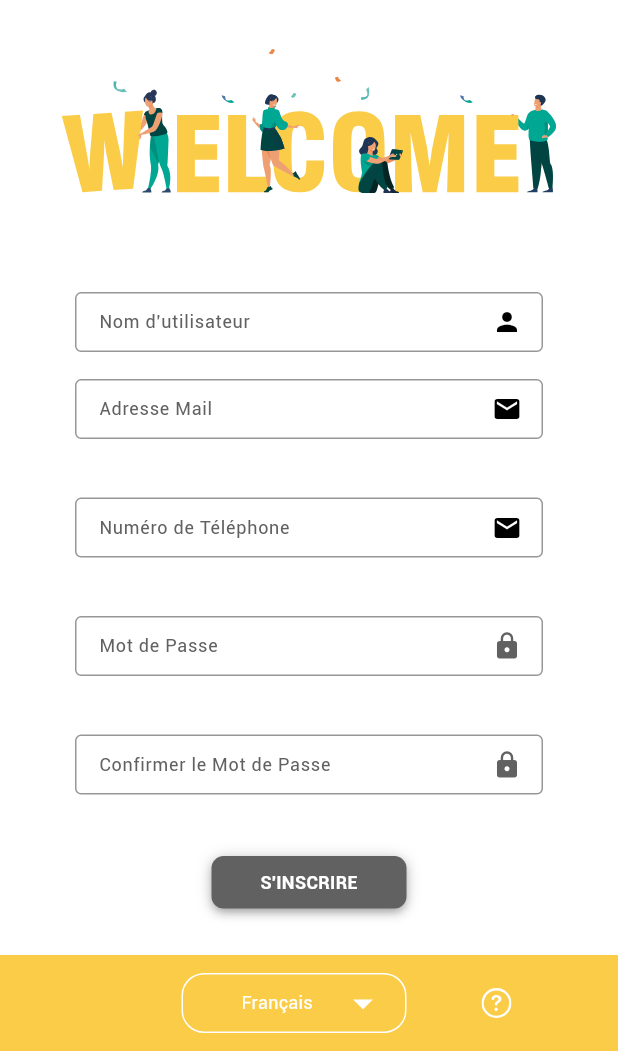
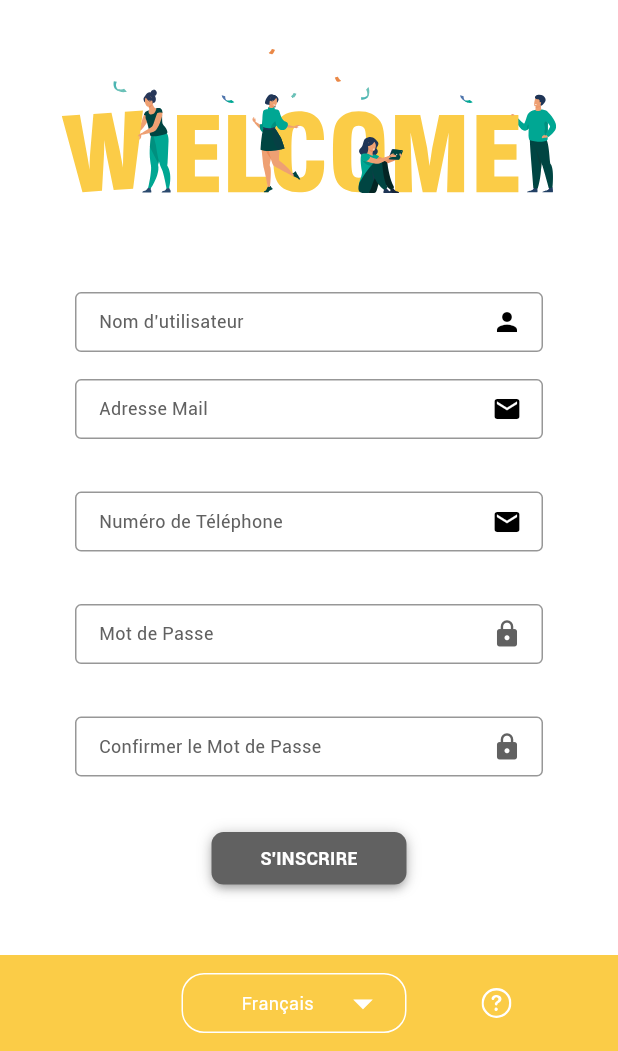
Before and after one commit to Position-Platform/position-mobile, a Flutter app: the RegisterPage screen opened directly, on a phone screen of 412 x 824 dp, the part 185-1236 px from its top. Run offline on Flutter 3.47's test engine with Material 3 defaults, Android fonts, the phone set to English and light mode, and no system bars; our stand-ins replace bloc, chopper, drift, dropdown_button2, equatable, firebase_core and 14 more; missing offline and left inert: firebase_performance, flutter_statusbarcolor_ns, mapbox_maps_flutter, sqlite3; accounts and stored records are empty; generated files the repository leaves out were written again; project files that could hold a hidden picture were left out.

Commit message:
Manage app Theme

```diff
--- a/lib/src/core/utils/sizes.dart
+++ b/lib/src/core/utils/sizes.dart
@@ -2,4 +2,7 @@ import 'package:flutter/material.dart';
 
 double fixPadding = 10.0;
 SizedBox heightSpace = const SizedBox(height: 10.0);
-double textSize = 12;
+const double textSizeLarge = 16;
+const double textSizeMedium = 12;
+const double textSizeSmall = 11;
+const double cursorHeight = 20;
--- a/lib/src/core/utils/themes.dart
+++ b/lib/src/core/utils/themes.dart
@@ -1,14 +1,21 @@
 import 'package:flutter/material.dart';
 import 'package:position/src/core/utils/colors.dart';
+import 'package:position/src/core/utils/sizes.dart';
 
 class AppThemes {
   // Définit les styles de texte partagés entre les thèmes clair et foncé
   static const _textTheme = TextTheme(
     bodyLarge: TextStyle(
       fontFamily: "OpenSans-Bold",
+      fontSize: textSizeLarge,
     ),
     bodyMedium: TextStyle(
       fontFamily: "OpenSans",
+      fontSize: textSizeMedium,
+    ),
+    bodySmall: TextStyle(
+      fontFamily: "OpenSans",
+      fontSize: textSizeSmall,
     ),
   );
 
@@ -23,6 +30,7 @@ class AppThemes {
       textTheme: _textTheme.copyWith(
         bodyLarge: _textTheme.bodyLarge?.copyWith(color: blackColor),
         bodyMedium: _textTheme.bodyMedium?.copyWith(color: blackColor),
+        bodySmall: _textTheme.bodySmall?.copyWith(color: blackColor),
       ),
       textSelectionTheme:
           const TextSelectionThemeData(cursorColor: accentColor),
@@ -30,6 +38,7 @@ class AppThemes {
       colorScheme:
           const ColorScheme.light(primary: primaryColor, secondary: accentColor)
               .copyWith(background: whiteColor),
+      fontFamily: "OpenSans",
     ),
     AppTheme.darkTheme: ThemeData(
         scaffoldBackgroundColor: blackColor,
@@ -40,6 +49,7 @@ class AppThemes {
         textTheme: _textTheme.copyWith(
           bodyLarge: _textTheme.bodyLarge?.copyWith(color: whiteColor),
           bodyMedium: _textTheme.bodyMedium?.copyWith(color: whiteColor),
+          bodySmall: _textTheme.bodySmall?.copyWith(color: whiteColor),
         ),
         textSelectionTheme:
             const TextSelectionThemeData(cursorColor: accentColor),
@@ -47,7 +57,7 @@ class AppThemes {
         colorScheme: const ColorScheme.light(
                 primary: primaryDarkColor, secondary: accentColor)
             .copyWith(background: blackColor),
-    )
+        fontFamily: "OpenSans")
   };
 }
 
--- a/lib/src/modules/auth/views/registerPage.dart
+++ b/lib/src/modules/auth/views/registerPage.dart
@@ -4,7 +4,6 @@ import 'package:flutter/material.dart';
 import 'package:flutter_bloc/flutter_bloc.dart';
 import 'package:position/generated/l10n.dart';
 import 'package:position/src/core/utils/colors.dart';
-import 'package:position/src/core/utils/sizes.dart';
 import 'package:position/src/core/utils/tools.dart';
 import 'package:position/src/modules/app/bloc/app_bloc.dart';
 import 'package:position/src/modules/auth/blocs/register/register_bloc.dart';
@@ -99,9 +98,9 @@ class _RegisterPageState extends State<RegisterPage> {
 
   @override
   Widget build(BuildContext context) {
-    changeStatusColor(whiteColor);
+    changeStatusColor(Theme.of(context).colorScheme.background);
     return Scaffold(
-      backgroundColor: whiteColor,
+      backgroundColor: Theme.of(context).colorScheme.background,
       body: SingleChildScrollView(
         child: BlocListener<RegisterBloc, RegisterState>(
           listener: (context, state) {
@@ -163,7 +162,8 @@ class _RegisterPageState extends State<RegisterPage> {
                 children: [
                   Container(
                     width: MediaQuery.of(context).size.width,
-                    decoration: const BoxDecoration(color: whiteColor),
+                    decoration: BoxDecoration(
+                        color: Theme.of(context).colorScheme.background),
                     child: Column(
                       crossAxisAlignment: CrossAxisAlignment.center,
                       children: [
@@ -174,7 +174,6 @@ class _RegisterPageState extends State<RegisterPage> {
                         PositionTextFormField(
                             boxDecorationColor: grey97,
                             textController: _nameController,
-                            textSize: textSize,
                             hintText:
                                 PositionLocalizations.of(context).username,
                             labelText:
@@ -189,7 +188,6 @@ class _RegisterPageState extends State<RegisterPage> {
                         PositionTextFormField(
                             boxDecorationColor: grey97,
                             textController: _emailController,
-                            textSize: textSize,
                             hintText: PositionLocalizations.of(context).email,
                             labelText: PositionLocalizations.of(context).email,
                             suffixIcon: Icons.email,
@@ -200,10 +198,10 @@ class _RegisterPageState extends State<RegisterPage> {
                             ? Text(
                                 PositionLocalizations.of(context).invalidMail,
                                 textAlign: TextAlign.left,
-                                style: const TextStyle(
-                                    color: redColor,
-                                    fontSize: 11,
-                                    fontFamily: "OpenSans"),
+                                style: Theme.of(context)
+                                    .textTheme
+                                    .bodyMedium
+                                    ?.copyWith(color: redColor),
                               )
                             : const Text(""),
                         const SizedBox(
@@ -212,7 +210,6 @@ class _RegisterPageState extends State<RegisterPage> {
                         PositionTextFormField(
                             boxDecorationColor: grey97,
                             textController: _phoneController,
-                            textSize: textSize,
                             hintText: PositionLocalizations.of(context).phone,
                             labelText: PositionLocalizations.of(context).phone,
                             suffixIcon: Icons.email,
@@ -223,10 +220,10 @@ class _RegisterPageState extends State<RegisterPage> {
                             ? Text(
                                 PositionLocalizations.of(context).invalidPhone,
                                 textAlign: TextAlign.left,
-                                style: const TextStyle(
-                                    color: redColor,
-                                    fontSize: 11,
-                                    fontFamily: "OpenSans"),
+                                style: Theme.of(context)
+                                    .textTheme
+                                    .bodyMedium
+                                    ?.copyWith(color: redColor),
                               )
                             : const Text(""),
                         const SizedBox(
@@ -235,7 +232,6 @@ class _RegisterPageState extends State<RegisterPage> {
                         PositionTextFormField(
                             boxDecorationColor: grey97,
                             textController: _passwordController,
-                            textSize: textSize,
                             hintText:
                                 PositionLocalizations.of(context).password,
                             labelText:
@@ -255,10 +251,10 @@ class _RegisterPageState extends State<RegisterPage> {
                             ? Text(
                                 PositionLocalizations.of(context).invalidPass,
                                 textAlign: TextAlign.left,
-                                style: const TextStyle(
-                                    color: redColor,
-                                    fontSize: 11,
-                                    fontFamily: "OpenSans"),
+                                style: Theme.of(context)
+                                    .textTheme
+                                    .bodyMedium
+                                    ?.copyWith(color: redColor),
                               )
                             : const Text(""),
                         const SizedBox(
@@ -267,7 +263,6 @@ class _RegisterPageState extends State<RegisterPage> {
                         PositionTextFormField(
                             boxDecorationColor: grey97,
                             textController: _cpasswordController,
-                            textSize: textSize,
                             hintText: PositionLocalizations.of(context)
                                 .confirmPassword,
                             labelText: PositionLocalizations.of(context)
@@ -287,10 +282,10 @@ class _RegisterPageState extends State<RegisterPage> {
                             ? Text(
                                 PositionLocalizations.of(context).invalidPass,
                                 textAlign: TextAlign.left,
-                                style: const TextStyle(
-                                    color: redColor,
-                                    fontSize: 11,
-                                    fontFamily: "OpenSans"),
+                                style: Theme.of(context)
+                                    .textTheme
+                                    .bodyMedium
+                                    ?.copyWith(color: redColor),
                               )
                             : const Text(""),
                         const SizedBox(
@@ -305,7 +300,6 @@ class _RegisterPageState extends State<RegisterPage> {
                             textColor: whiteColor,
                             buttonText:
                                 PositionLocalizations.of(context).register,
-                            textSize: textSize,
                             onPressed: isRegisterButtonEnabled(state)
                                 ? _onFormSubmitted
                                 : null),
@@ -318,7 +312,15 @@ class _RegisterPageState extends State<RegisterPage> {
           ),
         ),
       ),
-      bottomSheet: PositionBottomSheet(appBloc: _appBloc!, textSize: textSize),
+      bottomSheet: PositionBottomSheet(
+        selectLanguage: (language) {
+          if (language == "Français") {
+            _appBloc?.add(const ChangeLanguage(Locale("fr", "FR")));
+          } else {
+            _appBloc?.add(const ChangeLanguage(Locale("en", "US")));
+          }
+        },
+      ),
     );
   }
 }
--- a/lib/src/modules/auth/widgets/positionBottomSheet.dart
+++ b/lib/src/modules/auth/widgets/positionBottomSheet.dart
@@ -3,14 +3,11 @@
 import 'package:flutter/material.dart';
 import 'package:flutter_svg/flutter_svg.dart';
 import 'package:position/src/core/utils/colors.dart';
-import 'package:position/src/modules/app/bloc/app_bloc.dart';
 import 'package:position/src/widgets/positionChooseLanguage.dart';
 
 class PositionBottomSheet extends StatefulWidget {
-  const PositionBottomSheet(
-      {super.key, required this.appBloc, required this.textSize});
-  final AppBloc appBloc;
-  final double textSize;
+  const PositionBottomSheet({super.key, required this.selectLanguage});
+  final Function(String language) selectLanguage;
 
   @override
   State<PositionBottomSheet> createState() => _PositionBottomSheetState();
@@ -19,7 +16,6 @@ class PositionBottomSheet extends StatefulWidget {
 class _PositionBottomSheetState extends State<PositionBottomSheet> {
   @override
   Widget build(BuildContext context) {
-    final Locale appLocale = Localizations.localeOf(context);
     return Container(
       alignment: Alignment.center,
       width: MediaQuery.of(context).size.width,
@@ -31,10 +27,9 @@ class _PositionBottomSheetState extends State<PositionBottomSheet> {
           const SizedBox(
             width: 50,
           ),
-          PositionChooseLanguage(
-              appLocale: appLocale,
-              textSize: widget.textSize,
-              appBloc: widget.appBloc),
+          PositionChooseLanguage(selectLanguage: (language) {
+            widget.selectLanguage(language);
+          }),
           Container(
             margin: const EdgeInsets.only(left: 50),
             child: SvgPicture.asset(
--- a/lib/src/modules/map/widgets/positionCategoriesChips.dart
+++ b/lib/src/modules/map/widgets/positionCategoriesChips.dart
@@ -41,8 +41,10 @@ class _PositionCategorieChipsState extends State<PositionCategorieChips> {
         ),
         label: Text(
           widget.label,
-          style: const TextStyle(
-              color: blackColor, fontFamily: "OpenSans-Bold", fontSize: 11),
+          style: Theme.of(context)
+              .textTheme
+              .bodyMedium
+              ?.copyWith(fontFamily: "OpenSans-Bold", fontSize: 11),
         ),
         backgroundColor: Theme.of(context).colorScheme.background,
         elevation: 10.0,
--- a/lib/src/splash.dart
+++ b/lib/src/splash.dart
@@ -19,9 +19,9 @@ class _SplashScreenState extends State<SplashScreen> {
 
   @override
   Widget build(BuildContext context) {
-    changeStatusColor(whiteColor);
+    changeStatusColor(Theme.of(context).colorScheme.background);
     return Scaffold(
-      backgroundColor: whiteColor,
+      backgroundColor: Theme.of(context).colorScheme.background,
       body: Padding(
         padding: EdgeInsets.all(fixPadding),
         child: Center(
--- a/lib/src/widgets/positionChooseLanguage.dart
+++ b/lib/src/widgets/positionChooseLanguage.dart
@@ -3,17 +3,11 @@
 import 'package:dropdown_button2/dropdown_button2.dart';
 import 'package:flutter/material.dart';
 import 'package:position/src/core/utils/colors.dart';
-import 'package:position/src/modules/app/bloc/app_bloc.dart';
 
 class PositionChooseLanguage extends StatefulWidget {
-  const PositionChooseLanguage(
-      {super.key,
-      required this.appLocale,
-      required this.textSize,
-      required this.appBloc});
-  final Locale appLocale;
-  final double textSize;
-  final AppBloc appBloc;
+  const PositionChooseLanguage({super.key, required this.selectLanguage});
+
+  final Function(String language) selectLanguage;
 
   @override
   State<PositionChooseLanguage> createState() => _PositionChooseLanguageState();
@@ -22,6 +16,7 @@ class PositionChooseLanguage extends StatefulWidget {
 class _PositionChooseLanguageState extends State<PositionChooseLanguage> {
   @override
   Widget build(BuildContext context) {
+    final Locale appLocale = Localizations.localeOf(context);
     List<String> languagesItems = [
       'Français',
       'English',
@@ -41,14 +36,13 @@ class _PositionChooseLanguageState extends State<PositionChooseLanguage> {
         ),
         isExpanded: false,
         hint: Text(
-          widget.appLocale.languageCode == "fr"
-              ? languagesItems[0]
-              : languagesItems[1],
-          style: TextStyle(
-              fontSize: widget.textSize,
-              color: whiteColor,
-              fontFamily: "OpenSans"),
-        ),
+            appLocale.languageCode == "fr"
+                ? languagesItems[0]
+                : languagesItems[1],
+            style: Theme.of(context)
+                .textTheme
+                .bodyMedium
+                ?.copyWith(color: whiteColor)),
         iconStyleData: const IconStyleData(
           icon: Icon(
             Icons.arrow_drop_down,
@@ -71,27 +65,23 @@ class _PositionChooseLanguageState extends State<PositionChooseLanguage> {
                   value: item,
                   child: Text(
                     item,
-                    style: TextStyle(
-                        fontSize: widget.textSize,
-                        color: whiteColor,
-                        fontFamily: "OpenSans"),
+                    style: Theme.of(context)
+                        .textTheme
+                        .bodyMedium
+                        ?.copyWith(color: whiteColor),
                   ),
                 ))
             .toList(),
         validator: (value) {
           if (value == null) {
-            return widget.appLocale.languageCode == "fr"
+            return appLocale.languageCode == "fr"
                 ? languagesItems[0]
                 : languagesItems[1];
           }
           return null;
         },
         onChanged: (value) {
-          if (value == "Français") {
-            widget.appBloc.add(const ChangeLanguage(Locale("fr", "FR")));
-          } else {
-            widget.appBloc.add(const ChangeLanguage(Locale("en", "US")));
-          }
+          widget.selectLanguage(value!);
         },
         onSaved: (value) {
           // selectedValue = value.toString();
--- a/lib/src/widgets/positionTextFormField.dart
+++ b/lib/src/widgets/positionTextFormField.dart
@@ -3,13 +3,13 @@
 import 'package:flutter/material.dart';
 
 import 'package:position/src/core/utils/colors.dart';
+import 'package:position/src/core/utils/sizes.dart';
 
 class PositionTextFormField extends StatefulWidget {
   const PositionTextFormField(
       {super.key,
       required this.boxDecorationColor,
       required this.textController,
-      required this.textSize,
       required this.hintText,
       required this.labelText,
       required this.suffixIcon,
@@ -18,7 +18,6 @@ class PositionTextFormField extends StatefulWidget {
       required this.keyboardType});
   final Color boxDecorationColor;
   final TextEditingController textController;
-  final double textSize;
   final String hintText;
   final String labelText;
   final IconData suffixIcon;
@@ -44,17 +43,16 @@ class _PositionTextFormFieldState extends State<PositionTextFormField> {
         obscureText: widget.obscureText,
         autovalidateMode: AutovalidateMode.always,
         keyboardType: TextInputType.text,
-        style: TextStyle(fontFamily: "OpenSans", fontSize: widget.textSize),
+        style: Theme.of(context).textTheme.bodyMedium,
         autocorrect: false,
         cursorColor: primaryColor,
-        cursorHeight: 20,
+        cursorHeight: cursorHeight,
         decoration: InputDecoration(
           labelText: widget.labelText,
-          labelStyle: TextStyle(
-            fontFamily: "OpenSans",
-            fontSize: widget.textSize,
-            color: greyColor,
-          ),
+          labelStyle: Theme.of(context)
+              .textTheme
+              .bodyMedium
+              ?.copyWith(color: greyColor),
           border: OutlineInputBorder(
             borderSide: BorderSide(color: widget.boxDecorationColor),
           ),
--- a/lib/src/widgets/positionValidateButton.dart
+++ b/lib/src/widgets/positionValidateButton.dart
@@ -10,7 +10,6 @@ class PositionValideButton extends StatefulWidget {
     required this.height,
     required this.color,
     required this.buttonText,
-    required this.textSize,
     required this.onPressed,
     required this.textColor,
   });
@@ -19,7 +18,6 @@ class PositionValideButton extends StatefulWidget {
   final Color color;
   final Color textColor;
   final String buttonText;
-  final double textSize;
   final VoidCallback? onPressed;
 
   @override
@@ -59,13 +57,12 @@ class _PositionValideButtonState extends State<PositionValideButton> {
           child: Container(
             alignment: Alignment.center,
             child: Text(widget.buttonText,
-                style: TextStyle(
-                  fontFamily: 'OpenSans-Bold',
-                  color: widget.textColor,
-                  fontSize: widget.textSize,
-                  fontWeight: FontWeight.w700,
-                  fontStyle: FontStyle.normal,
-                )),
+                style: Theme.of(context).textTheme.bodyMedium?.copyWith(
+                      color: widget.textColor,
+                      fontFamily: 'OpenSans-Bold',
+                      fontWeight: FontWeight.w700,
+                      fontStyle: FontStyle.normal,
+                    )),
           )),
     );
   }
```
Also changed, not shown: lib/src/modules/auth/views/forgotPassword.dart (+13 -7 lines), lib/src/modules/auth/views/loginPage.dart (+39 -26 lines), lib/src/modules/auth/views/resetPassword.dart (+13 -9 lines), lib/src/modules/auth/widgets/positionSocialAuthButtons.dart (+15 -12 lines), lib/src/modules/gps/views/gpspage.dart (+12 -6 lines), lib/src/modules/map/views/mapPage.dart (+15 -31 lines), lib/src/modules/map/widgets/positionMapFloatongActionButton.dart (added, +40 -0 lines), lib/src/modules/map/widgets/positionSearchBar.dart (+7 -3 lines), lib/src/modules/map/widgets/positionStyleSelection.dart (+4 -7 lines), lib/src/widgets/positionErrorWidget.dart (+5 -5 lines). Lines whose indentation alone changed are shown as unchanged.
